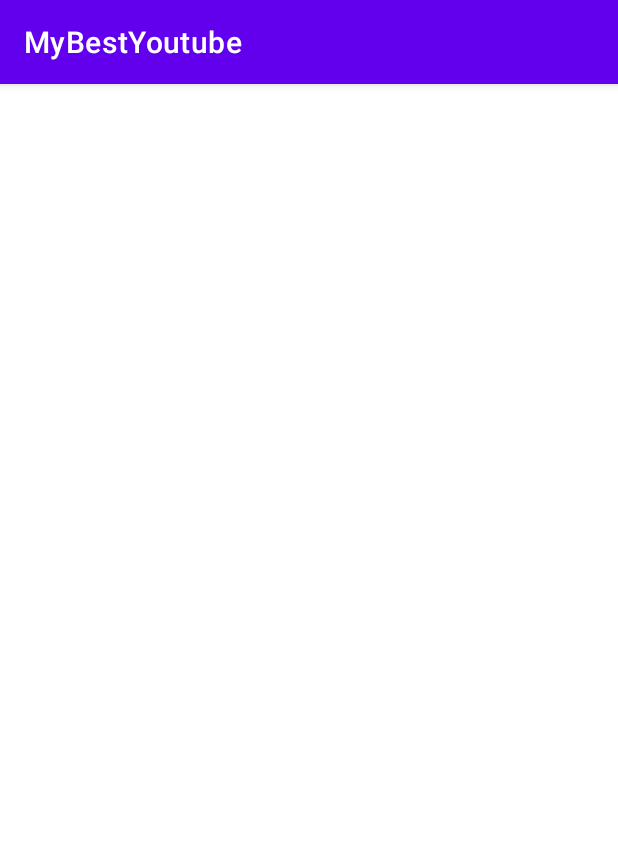
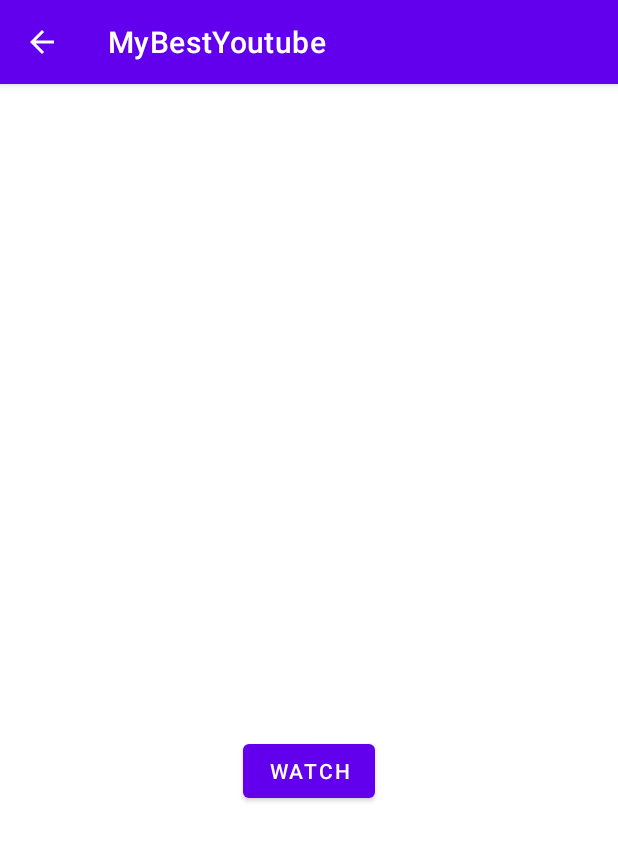
Before and after one commit to GiorgioSH/Native_Android_java_videosList_project, an Android app: the DetailActivity screen opened directly, with no data from a screen before it, on a phone screen of 412 x 824 dp. Shown: the top 841 px of the screen. Run offline under Robolectric (Android 15) with nearby library versions, the phone set to English and light mode, and no system bars; 1 statement that could not run was skipped.

Commit message:
Added button "back" to the detail page

```diff
--- a/MyBestYoutube/app/src/main/java/com/ita/mybestyoutube/AddYoutubeVideo.java
+++ b/MyBestYoutube/app/src/main/java/com/ita/mybestyoutube/AddYoutubeVideo.java
@@ -76,18 +76,13 @@ public class AddYoutubeVideo extends AppCompatActivity {
                     Toast toast = Toast.makeText(context, text, duration);
                     toast.show();
                 }else{
-                    // créé le Todo
                     YoutubeVideo youtubeVideo = new YoutubeVideo(title, description, url, category);
 
-                    // ajoute le Todo en BDD
                     YoutubeDAO youtubeDAO = new YoutubeDAO(getApplicationContext());
                     youtubeDAO.add(youtubeVideo);
 
-                    // revient à la MainActivity
                     finish();
                 }
-
-
             }
         });
 
--- a/MyBestYoutube/app/src/main/java/com/ita/mybestyoutube/DetailActivity.java
+++ b/MyBestYoutube/app/src/main/java/com/ita/mybestyoutube/DetailActivity.java
@@ -1,14 +1,20 @@
 package com.ita.mybestyoutube;
 
+import androidx.appcompat.app.ActionBar;
 import androidx.appcompat.app.AppCompatActivity;
 
+import android.content.ActivityNotFoundException;
 import android.content.Intent;
+import android.net.Uri;
 import android.os.Bundle;
+import android.view.View;
+import android.widget.Button;
 import android.widget.TextView;
 
 public class DetailActivity extends AppCompatActivity {
 
     private TextView tvDetail;
+    private Button btnWatch;
 
     @Override
     protected void onCreate(Bundle savedInstanceState) {
@@ -16,10 +22,34 @@ public class DetailActivity extends AppCompatActivity {
         setContentView(R.layout.activity_detail2);
 
         tvDetail = findViewById(R.id.tvDetail);
+        btnWatch = findViewById(R.id.btnWatch);
+
+        ActionBar actionBar = getSupportActionBar();
+        actionBar.setDisplayHomeAsUpEnabled(true);
+
+
         Intent intent = getIntent();
         YoutubeVideo youtubeVideo = (YoutubeVideo)intent.getSerializableExtra("youtubevideo");
 
-        tvDetail.setText(String.format("%s\n %s\n %s\n %s\n",
+        tvDetail.setText(String.format(" %s\n %s\n %s\n %s\n",
                 youtubeVideo.getTitle(), youtubeVideo.getDescription(), youtubeVideo.getUrl(), youtubeVideo.getCategory()));
+
+        btnWatch.setOnClickListener(new View.OnClickListener(){
+            @Override
+            public void onClick(View v){
+                Intent webIntent = new Intent(Intent.ACTION_VIEW,
+                        Uri.parse(youtubeVideo.getUrl()));
+                try {
+                    DetailActivity.this.startActivity(webIntent);
+                } catch (ActivityNotFoundException ex) {
+                }
+            };
+        });
+    }
+
+    @Override
+    public boolean onSupportNavigateUp() {
+        finish();
+        return true;
     }
 }
--- a/MyBestYoutube/app/src/main/res/layout/activity_detail2.xml
+++ b/MyBestYoutube/app/src/main/res/layout/activity_detail2.xml
@@ -17,4 +17,16 @@
         app:layout_constraintTop_toTopOf="parent"
         />
 
+    <Button
+        android:id="@+id/btnWatch"
+        android:layout_width="wrap_content"
+        android:layout_height="wrap_content"
+        android:text="Watch"
+        app:layout_constraintTop_toBottomOf="@id/tvDetail"
+        android:layout_marginTop="40dp"
+        app:layout_constraintLeft_toLeftOf="parent"
+        app:layout_constraintRight_toRightOf="parent"
+        />
+
+
 </androidx.constraintlayout.widget.ConstraintLayout>
--- a/MyBestYoutube/app/src/main/res/layout/youtubevideo_item.xml
+++ b/MyBestYoutube/app/src/main/res/layout/youtubevideo_item.xml
@@ -13,7 +13,8 @@
         android:layout_weight="1"
         android:padding="1dp"
         tools:text="Youtube item title"
-        android:textFontWeight="@integer/material_motion_duration_medium_2"/>
+        android:textStyle="bold"
+        />
 
     <TextView
         android:id="@+id/tvDescriptionDisplay"
@@ -21,5 +22,6 @@
         android:layout_height="0dp"
         android:layout_weight="1"
         android:padding="1dp"
-        tools:text="description"/>
+        tools:text="description"
+        />
 </LinearLayout>
```
